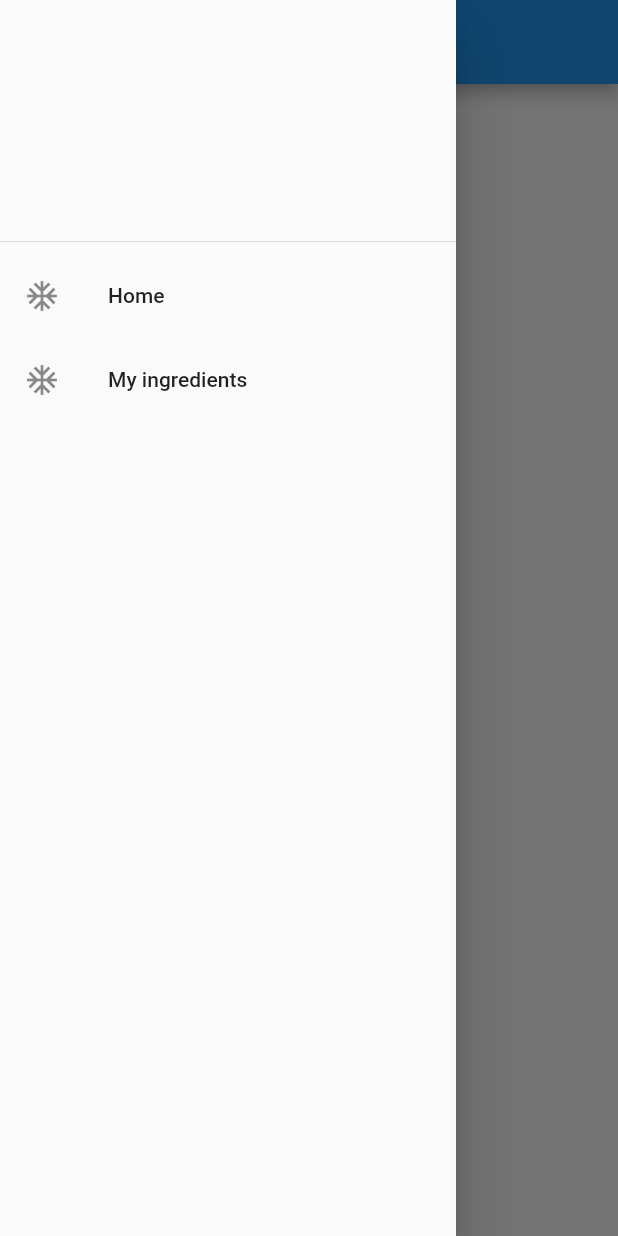
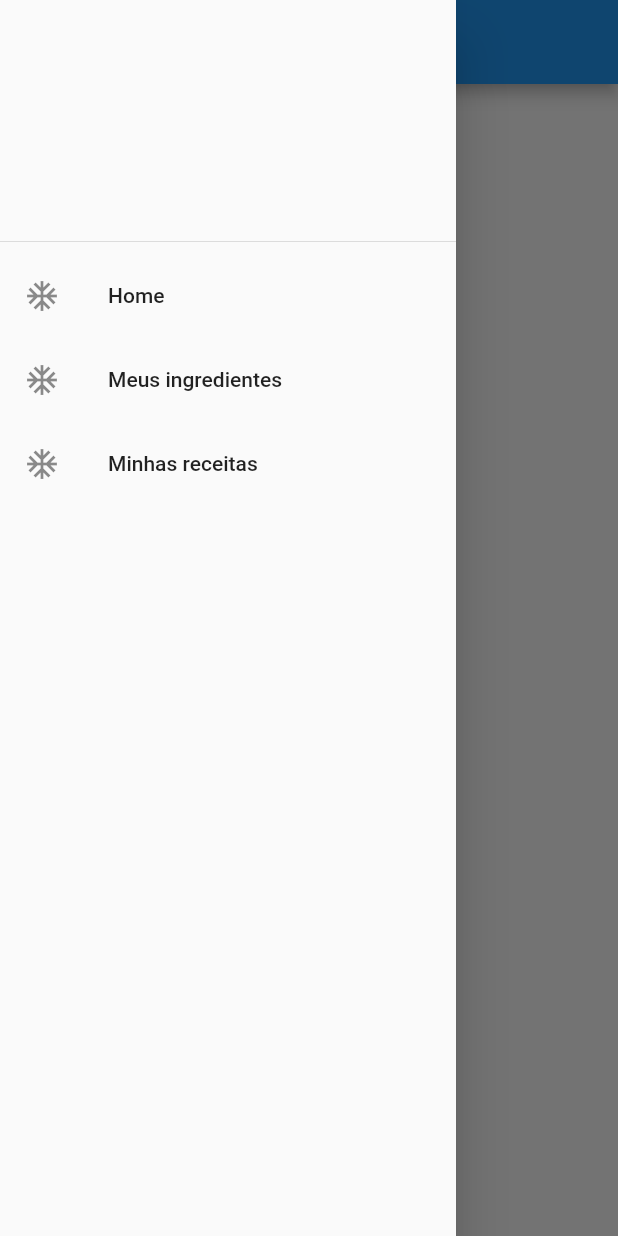
Before and after one commit to JoaoPauloLousada/flutter-recipes-shopping-list, a Flutter app: the screen it shows after launch, with the side drawer open, on a phone screen of 412 x 824 dp. Run offline on Flutter 3.47's test engine with Material 2 defaults, Android fonts, the phone set to English and light mode, and no system bars.

Commit message:
create my recipes screen

```diff
--- a/lib/core/router/routes.dart
+++ b/lib/core/router/routes.dart
@@ -1,18 +1,24 @@
 import 'package:flutter/material.dart';
 import 'package:recipes_shopping_list/screens/home_screen.dart';
 import 'package:recipes_shopping_list/screens/my_ingredients_screen.dart';
+import 'package:recipes_shopping_list/screens/my_recipes_screen.dart';
 import 'package:recipes_shopping_list/screens/new_ingredient.dart';
+import 'package:recipes_shopping_list/screens/new_recipe_screen.dart';
 
 enum RoutesNames {
   INITIAL,
   MY_INGREDIENTS,
   NEW_INGREDIENT,
+  MY_RECIPES,
+  NEW_RECIPE,
 }
 
 Map<RoutesNames, String> routesNames = {
   RoutesNames.INITIAL: '/',
   RoutesNames.MY_INGREDIENTS: '/my-ingredients',
   RoutesNames.NEW_INGREDIENT: '/new-ingredient',
+  RoutesNames.MY_RECIPES: '/my-recipes',
+  RoutesNames.NEW_RECIPE: '/new-recipe',
 };
 
 String getRouteName(RoutesNames name) {
@@ -23,4 +29,6 @@ Map<String, Widget Function(BuildContext)> routes = {
   getRouteName(RoutesNames.INITIAL): (context) => HomeScreen(),
   getRouteName(RoutesNames.MY_INGREDIENTS): (context) => MyIngredientsScreen(),
   getRouteName(RoutesNames.NEW_INGREDIENT): (context) => NewIngredientScreen(),
+  getRouteName(RoutesNames.MY_RECIPES): (context) => MyRecipesScreen(),
+  getRouteName(RoutesNames.NEW_RECIPE): (context) => NewRecipeScreen(),
 };
--- a/lib/core/widgets/drawer.dart
+++ b/lib/core/widgets/drawer.dart
@@ -21,10 +21,18 @@ class CustomDrawer extends StatelessWidget {
           ),
           ListTile(
             leading: Icon(Icons.ac_unit_outlined),
-            title: Text('My ingredients'),
+            title: Text('Meus ingredientes'),
             onTap: () {
               Navigator.pushNamed(
                   context, getRouteName(RoutesNames.MY_INGREDIENTS));
+            },
+          ),
+          ListTile(
+            leading: Icon(Icons.ac_unit_outlined),
+            title: Text('Minhas receitas'),
+            onTap: () {
+              Navigator.pushNamed(
+                  context, getRouteName(RoutesNames.MY_RECIPES));
             },
           ),
         ],
--- a/lib/modules/ingredients/domain/ingredient_model.dart
+++ b/lib/modules/ingredients/domain/ingredient_model.dart
@@ -1,6 +1,7 @@
 import 'package:recipes_shopping_list/modules/ingredients/domain/units_enum.dart';
+import 'package:recipes_shopping_list/modules/interfaces/ingredient_interface.dart';
 
-class Ingredient {
+class Ingredient implements IIgredient {
   String _name = '';
   IngredientUnit _unit = IngredientUnit.GRAMS;
 
--- a/lib/modules/ingredients/domain/ingredient_service.dart
+++ b/lib/modules/ingredients/domain/ingredient_service.dart
@@ -10,7 +10,6 @@ class IngredientService {
   final HttpClient http;
 
   Future<List<Ingredient>> getIngredientsList() {
-    print('getIngredientsList $mockIngredientList');
     return Future.value(mockIngredientList);
   }
 }
--- a/lib/modules/recipes/domain/recipe_model.dart
+++ b/lib/modules/recipes/domain/recipe_model.dart
@@ -1,8 +1,10 @@
 import 'package:recipes_shopping_list/modules/interfaces/ingredient_interface.dart';
 
 class Recipe {
+  Recipe(this._name, this._ingredients);
+
   String _name = '';
-  Set<IIgredient> _ingredients = {};
+  List<IIgredient> _ingredients = [];
 
   String get name {
     return this._name;
@@ -12,11 +14,11 @@ class Recipe {
     this._name = n;
   }
 
-  Set<IIgredient> get ingredients {
+  List<IIgredient> get ingredients {
     return this._ingredients;
   }
 
-  set ingredients(Set<IIgredient> i) {
+  set ingredients(List<IIgredient> i) {
     this._ingredients = i;
   }
 }
--- a/lib/screens/new_ingredient.dart
+++ b/lib/screens/new_ingredient.dart
@@ -1,9 +1,6 @@
-import 'dart:io';
-
 import 'package:flutter/material.dart';
 import 'package:recipes_shopping_list/core/router/routes.dart';
 import 'package:recipes_shopping_list/modules/ingredients/domain/ingredient_model.dart';
-import 'package:recipes_shopping_list/modules/ingredients/domain/ingredient_service.dart';
 import 'package:recipes_shopping_list/modules/ingredients/domain/mock_ingredients_response.dart';
 import 'package:recipes_shopping_list/modules/ingredients/ui/new_ingredient_form.dart';
 
```
Also changed, not shown: lib/modules/recipes/domain/mock_recipes.dart (added, +18 -0 lines), lib/modules/recipes/domain/recipe_repository.dart (added, +8 -0 lines), lib/modules/recipes/domain/recipe_service.dart (added, +10 -0 lines), lib/modules/recipes/ui/my_recipes_list.dart (added, +26 -0 lines), lib/screens/my_recipes_screen.dart (added, +48 -0 lines), lib/screens/new_recipe_screen.dart (added, +20 -0 lines).
